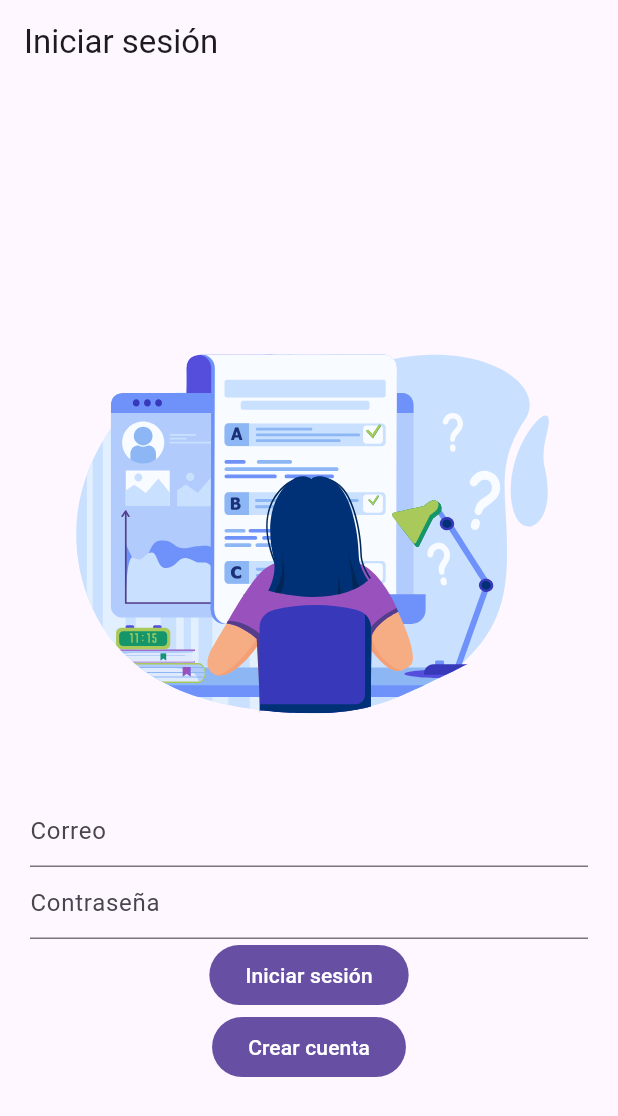
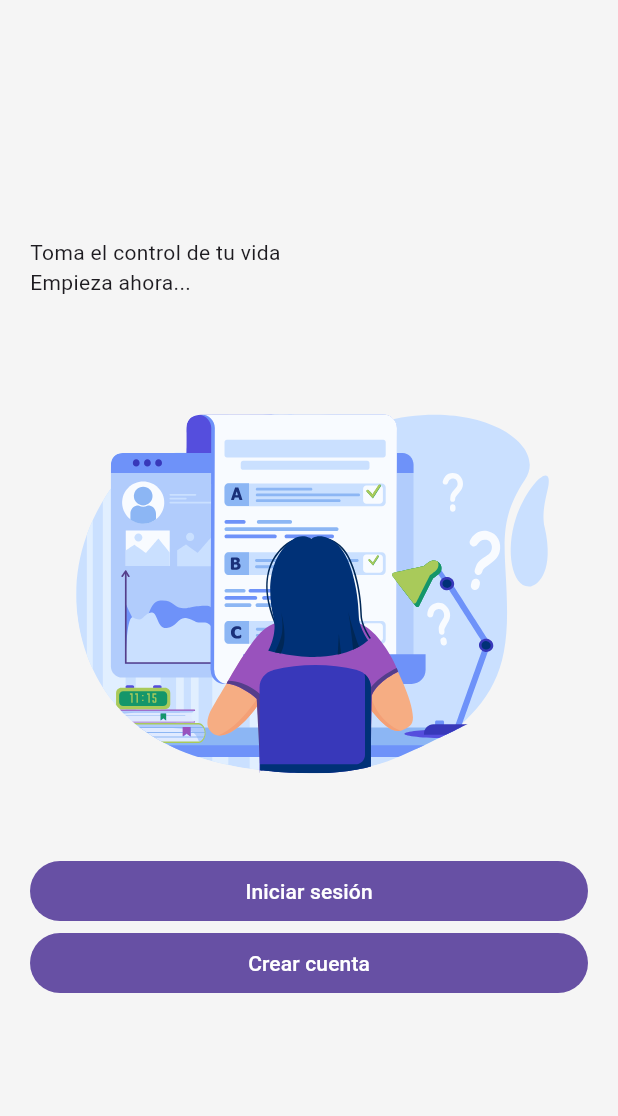
Before and after one commit to MoiBeta/Auto-Admin-App, a Flutter app: the screen it shows after launch, on a phone screen of 412 x 824 dp. Shown: the top 1116 px of the screen. Run offline on Flutter 3.47's test engine with Material 3 defaults, Android fonts, the phone set to English and light mode, and no system bars; our stand-ins replace cloud_firestore, firebase_auth, firebase_core, flutter_riverpod, go_router, lottie and 1 more; accounts and stored records are empty; generated files the repository leaves out were written again.

Commit message:
Auth page added.

```diff
--- /dev/null
+++ b/lib/presentation/auth/auth_page.dart
@@ -0,0 +1,53 @@
+import 'package:auto_admin_app/router/routes.dart';
+import 'package:flutter/material.dart';
+import 'package:go_router/go_router.dart';
+import 'package:lottie/lottie.dart';
+
+class AuthPage extends StatelessWidget {
+  const AuthPage({super.key});
+
+  @override
+  Widget build(BuildContext context) {
+    return Scaffold(
+      backgroundColor: Color(0xFFF5F5F5),
+      body: Padding(
+        padding: const EdgeInsets.symmetric(
+          horizontal: 20,
+        ),
+        child: Column(
+          crossAxisAlignment: CrossAxisAlignment.stretch,
+          mainAxisAlignment: MainAxisAlignment.center,
+          children: [
+            Column(
+              crossAxisAlignment: CrossAxisAlignment.start,
+              children: [
+                Text(
+                    'Toma el control de tu vida',
+                  textAlign: TextAlign.start,
+                ),
+                Text('Empieza ahora...',
+                  textAlign: TextAlign.start,
+                ),
+              ],
+            ),
+            Lottie.asset(
+              'assets/animations/task-login.json',
+            ),
+            FilledButton(
+              onPressed: () async {
+                context.pushReplacementNamed(Routes.login);
+              },
+              child: Text('Iniciar sesión'),
+            ),
+            FilledButton(
+              onPressed: () async {
+                context.pushReplacementNamed(Routes.register);
+              },
+              child: Text('Crear cuenta'),
+            ),
+          ],
+        ),
+      ),
+    );
+  }
+}
--- a/lib/router/router.dart
+++ b/lib/router/router.dart
@@ -1,3 +1,4 @@
+import 'package:auto_admin_app/presentation/auth/auth_page.dart';
 import 'package:auto_admin_app/router/routes.dart';
 import 'package:auto_admin_app/state/auth_provider.dart';
 import 'package:auto_admin_app/presentation/auth/login_screen.dart';
@@ -21,6 +22,11 @@ GoRouter router(Ref ref) {
         builder: (context, state) => const HomePage(),
       ),
       GoRoute(
+        path: Routes.auth,
+        name: Routes.auth,
+        builder: (context, state) => const AuthPage(),
+      ),
+      GoRoute(
         path: Routes.login,
         name: Routes.login,
         builder: (context, state) => const LoginScreen(),
@@ -40,7 +46,7 @@ GoRouter router(Ref ref) {
       String currentRoute = state.uri.toString();
       final isAuthenticated = ref.read(authNotifierProvider.notifier).isAuthenticated();
       if (!isAuthenticated && currentRoute != Routes.login && currentRoute != Routes.register) {
-        return Routes.login;
+        return Routes.auth;
       }
       return null;
     },
--- a/lib/router/routes.dart
+++ b/lib/router/routes.dart
@@ -1,5 +1,6 @@
 class Routes {
   static const String home = '/';
+  static const String auth = '/auth';
   static const String login = '/login';
   static const String register = '/register';
   static const String addingTask = '/addingTask';
```
